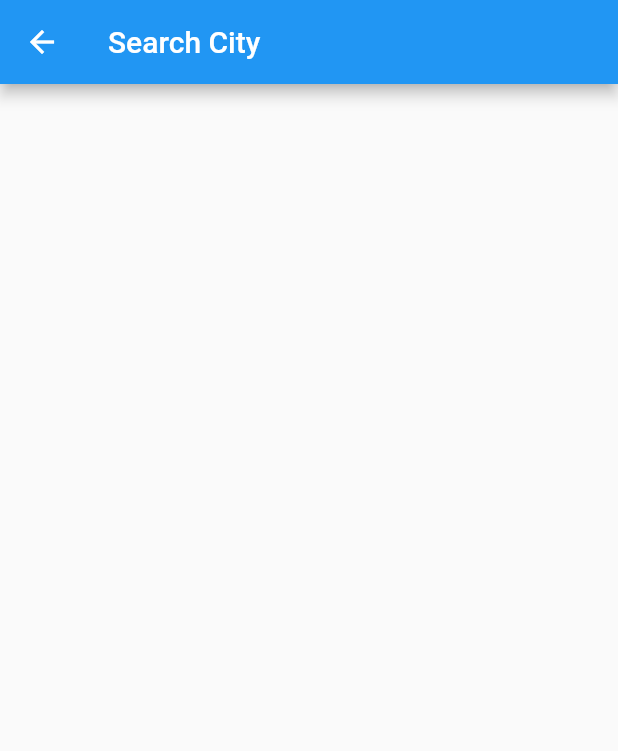
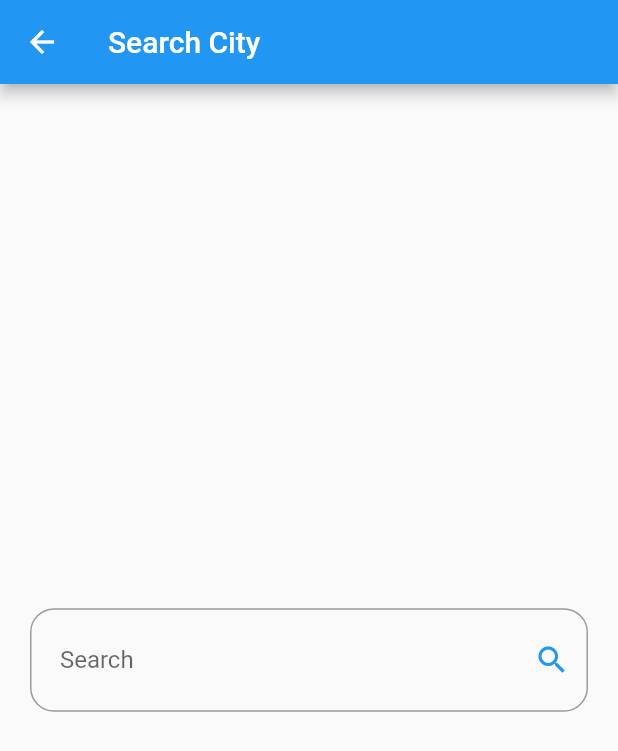
Before and after one commit to mostafamouharm/WeatherApp, a Flutter app: the SearchView screen opened directly, on a phone screen of 412 x 824 dp. Shown: the top 751 px of the screen. Run offline on Flutter 3.47's test engine with Material 2 defaults, Android fonts, the phone set to English and light mode, and no system bars.

```diff
--- a/lib/views/search_view.dart
+++ b/lib/views/search_view.dart
@@ -1,3 +1,5 @@
+import 'dart:developer';
+
 import 'package:flutter/material.dart';
 
 class SearchView extends StatelessWidget {
@@ -7,7 +9,29 @@ class SearchView extends StatelessWidget {
   Widget build(BuildContext context) {
     return Scaffold(
       appBar: AppBar(
-        title: Text('Search City '),
+        title: const Text('Search City '),
+      ),
+      body: Padding(
+        padding: const EdgeInsets.symmetric(horizontal: 20.0),
+        child: Center(
+          child: TextField(
+            onSubmitted: (value) {
+              log(value);
+            },
+            decoration: InputDecoration(
+              labelText: ' Search ',
+              contentPadding:
+                  const EdgeInsets.symmetric(vertical: 25, horizontal: 16),
+              suffixIcon: const Icon(Icons.search, color: Colors.blue),
+              hintText: 'Enter City Name',
+              hintStyle: const TextStyle(color: Colors.blue),
+              border: OutlineInputBorder(
+                borderRadius: BorderRadius.circular(16),
+                borderSide: const BorderSide(color: Colors.orange),
+              ),
+            ),
+          ),
+        ),
       ),
     );
   }
```
